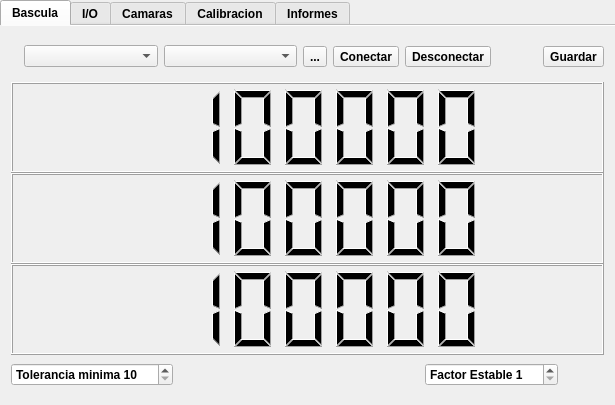
Old version of the form nqtrucksserver/Configuracion/Configuracion.ui in the repository sunsiz/nQTrucks.
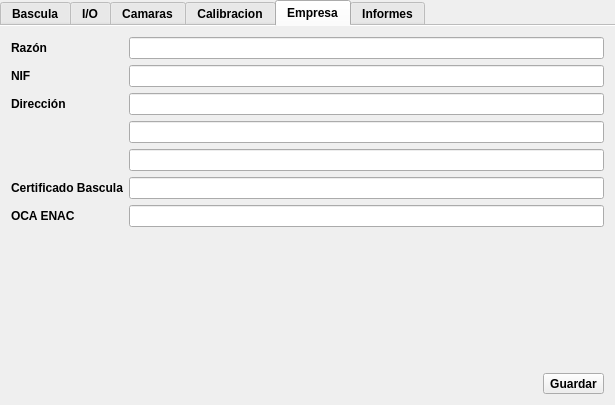
New version of the form. Icons and pictures are not drawn.

Commit message: Empresa Info

```diff
--- a/nqtrucksserver/Configuracion/Configuracion.ui
+++ b/nqtrucksserver/Configuracion/Configuracion.ui
@@ -49,7 +49,7 @@
         <enum>QTabWidget::Rounded</enum>
        </property>
        <property name="currentIndex">
-        <number>0</number>
+        <number>4</number>
        </property>
        <property name="iconSize">
         <size>
@@ -1628,6 +1628,104 @@
          </item>
         </layout>
        </widget>
+       <widget class="QWidget" name="Empresa">
+        <attribute name="title">
+         <string>Empresa</string>
+        </attribute>
+        <layout class="QGridLayout" name="gridLayout_8">
+         <item row="0" column="0" colspan="2">
+          <layout class="QFormLayout" name="formLayout_2">
+           <item row="0" column="0">
+            <widget class="QLabel" name="label_10">
+             <property name="text">
+              <string>Razón</string>
+             </property>
+            </widget>
+           </item>
+           <item row="0" column="1">
+            <widget class="QLineEdit" name="empresa_razon"/>
+           </item>
+           <item row="1" column="0">
+            <widget class="QLabel" name="label_11">
+             <property name="text">
+              <string>NIF</string>
+             </property>
+            </widget>
+           </item>
+           <item row="1" column="1">
+            <widget class="QLineEdit" name="empresa_nif"/>
+           </item>
+           <item row="2" column="0">
+            <widget class="QLabel" name="label_12">
+             <property name="text">
+              <string>Dirección</string>
+             </property>
+            </widget>
+           </item>
+           <item row="2" column="1">
+            <widget class="QLineEdit" name="empresa_direccion1"/>
+           </item>
+           <item row="3" column="1">
+            <widget class="QLineEdit" name="empresa_direccion2"/>
+           </item>
+           <item row="4" column="1">
+            <widget class="QLineEdit" name="empresa_direccion3"/>
+           </item>
+           <item row="5" column="0">
+            <widget class="QLabel" name="label_13">
+             <property name="text">
+              <string>Certificado Bascula</string>
+             </property>
+            </widget>
+           </item>
+           <item row="5" column="1">
+            <widget class="QLineEdit" name="empresa_certificado"/>
+           </item>
+           <item row="6" column="0">
+            <widget class="QLabel" name="label_15">
+             <property name="text">
+              <string>OCA ENAC</string>
+             </property>
+            </widget>
+           </item>
+           <item row="6" column="1">
+            <widget class="QLineEdit" name="empresa_enac"/>
+           </item>
+          </layout>
+         </item>
+         <item row="1" column="0">
+          <spacer name="horizontalSpacer_7">
+           <property name="orientation">
+            <enum>Qt::Horizontal</enum>
+           </property>
+           <property name="sizeHint" stdset="0">
+            <size>
+             <width>548</width>
+             <height>20</height>
+            </size>
+           </property>
+          </spacer>
+         </item>
+         <item row="1" column="1">
+          <widget class="QToolButton" name="guardarEmpresa">
+           <property name="text">
+            <string>Guardar</string>
+           </property>
+           <property name="icon">
+            <iconset>
+             <normalon>:/temp/icons/system/devices/media-floppy.png</normalon>
+            </iconset>
+           </property>
+           <property name="iconSize">
+            <size>
+             <width>32</width>
+             <height>32</height>
+            </size>
+           </property>
+          </widget>
+         </item>
+        </layout>
+       </widget>
        <widget class="QWidget" name="Informes">
         <property name="enabled">
          <bool>false</bool>
```
Left out of the diff: 2 changed lines with no effect on the pictures. The commit also changes 17 other files.
